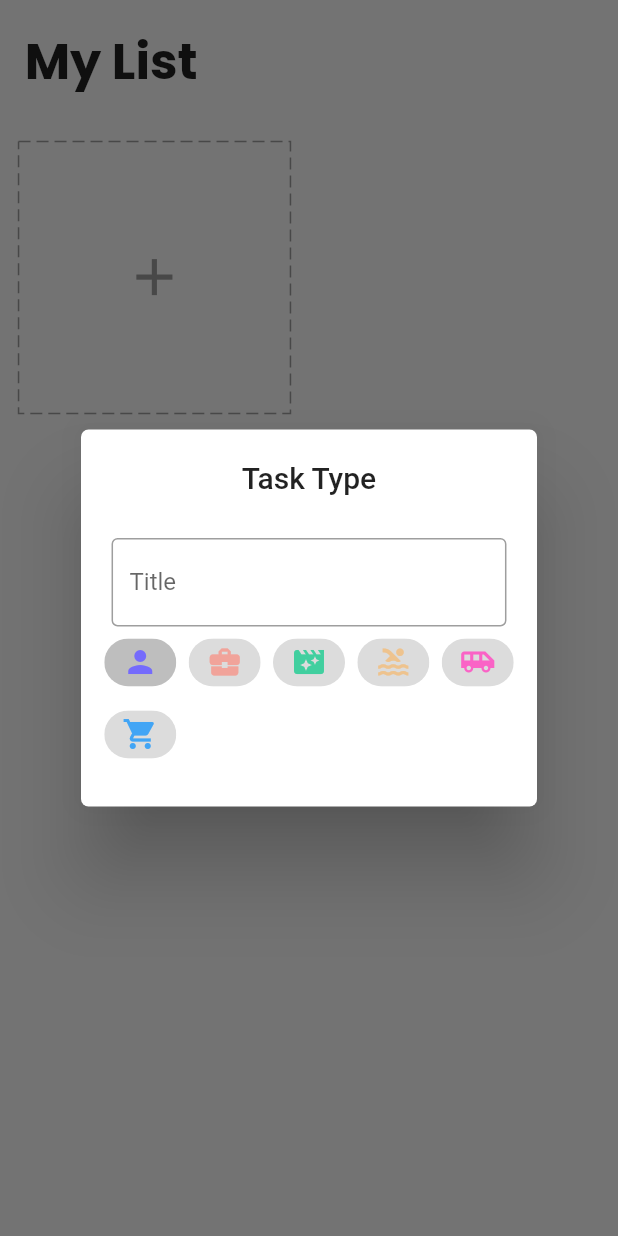
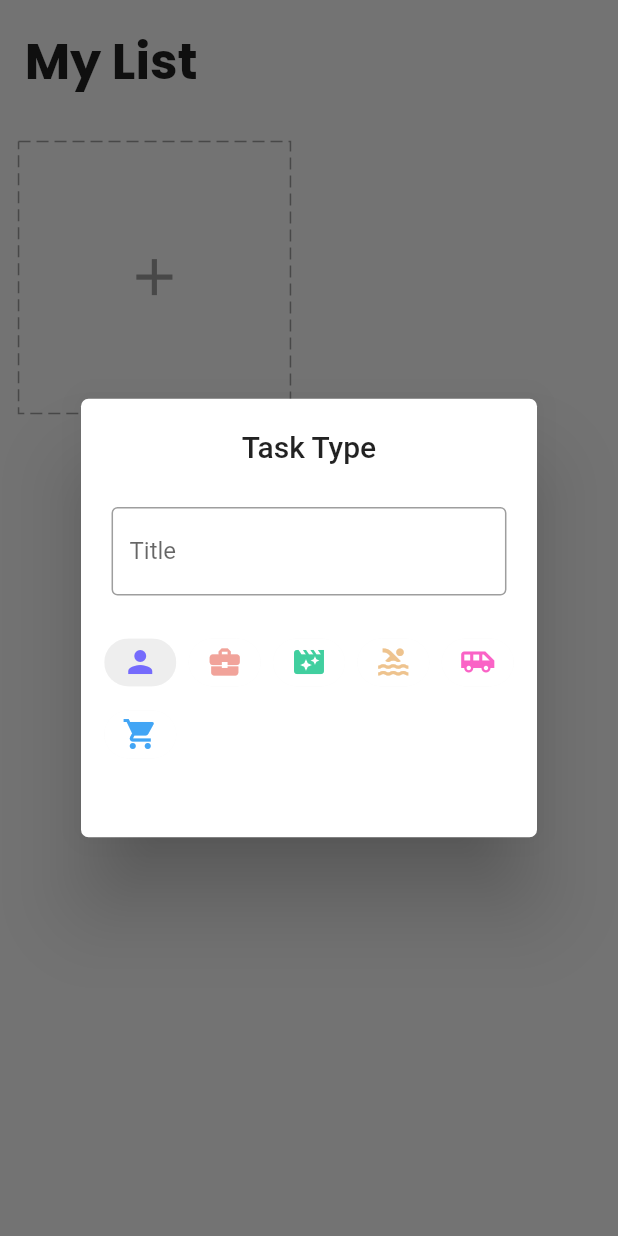
Before and after one commit to akromiafif/flutter_todo, a Flutter app: the screen it shows after launch, after a tap on the "add" icon, on a phone screen of 412 x 824 dp. Run offline on Flutter 3.47's test engine with Material 2 defaults, Android fonts, the phone set to English and light mode, and no system bars; drawn by our look-alikes of dotted_border; our stand-ins replace equatable, get, get_storage, google_fonts.

```diff
--- a/lib/app/modules/home/widgets/add_card.dart
+++ b/lib/app/modules/home/widgets/add_card.dart
@@ -44,7 +44,9 @@ class AddCard extends StatelessWidget {
                       },
                     ),
                   ),
-                  Wrap(
+                  Padding(
+                    padding: EdgeInsets.symmetric(vertical: 5.0.wp),
+                    child: Wrap(
                       spacing: 2.0.wp,
                       children: icons
                           .map(
@@ -52,9 +54,14 @@ class AddCard extends StatelessWidget {
                               () {
                                 final index = icons.indexOf(e);
                                 return ChoiceChip(
+                                  selectedColor: Colors.grey[200],
+                                  pressElevation: 0,
+                                  backgroundColor: Colors.white,
                                   label: e,
-                                selected: homeController.chipIndex == index,
+                                  selected:
+                                      homeController.chipIndex.value == index,
                                   onSelected: (bool selected) {
+                                    homeController.changeChipIndex(index);
                                     homeController.chipIndex.value == selected
                                         ? index
                                         : 0;
@@ -64,6 +71,7 @@ class AddCard extends StatelessWidget {
                             ),
                           )
                           .toList(),
+                    ),
                   )
                 ],
               ),
```
Lines whose indentation alone changed are shown as unchanged.
